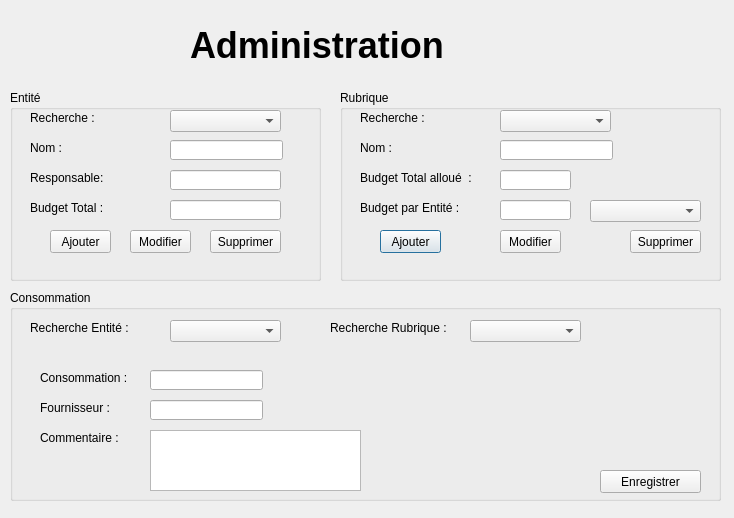
Above: admindialog.ui from akramfares/Gestion-Financiere before the change. Below: the same form after it.
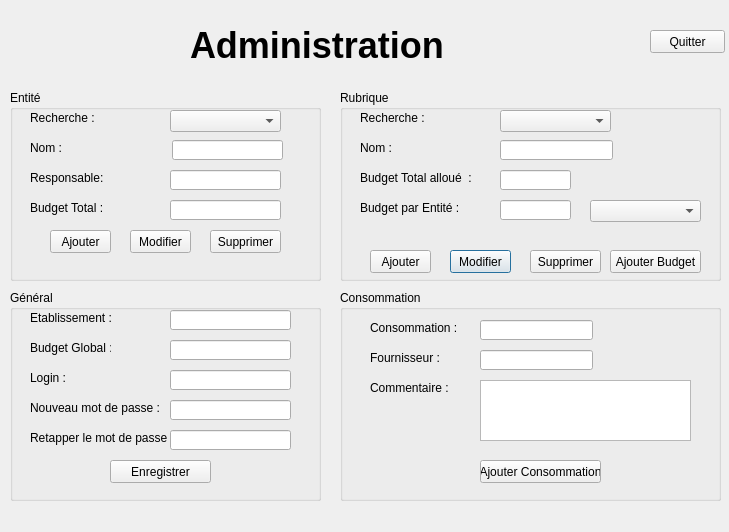
That is the form after the change.

What changed in the file:
```diff
--- a/admindialog.ui
+++ b/admindialog.ui
@@ -6,8 +6,8 @@
    <rect>
     <x>0</x>
     <y>0</y>
-    <width>734</width>
-    <height>518</height>
+    <width>729</width>
+    <height>532</height>
    </rect>
   </property>
   <property name="windowTitle">
@@ -45,32 +45,6 @@
    <property name="title">
     <string>Rubrique</string>
    </property>
-   <widget class="QPushButton" name="addButtonRubrique">
-    <property name="geometry">
-     <rect>
-      <x>40</x>
-      <y>140</y>
-      <width>61</width>
-      <height>23</height>
-     </rect>
-    </property>
-    <property name="text">
-     <string>Ajouter</string>
-    </property>
-   </widget>
-   <widget class="QPushButton" name="delButtonRubrique">
-    <property name="geometry">
-     <rect>
-      <x>290</x>
-      <y>140</y>
-      <width>71</width>
-      <height>23</height>
-     </rect>
-    </property>
-    <property name="text">
-     <string>Supprimer</string>
-    </property>
-   </widget>
    <widget class="QLabel" name="label_8">
     <property name="geometry">
      <rect>
@@ -185,8 +159,8 @@
    <widget class="QPushButton" name="editButtonRubrique">
     <property name="geometry">
      <rect>
-      <x>160</x>
-      <y>140</y>
+      <x>110</x>
+      <y>160</y>
       <width>61</width>
       <height>23</height>
      </rect>
@@ -195,6 +169,45 @@
      <string>Modifier</string>
     </property>
    </widget>
+   <widget class="QPushButton" name="delButtonRubrique_2">
+    <property name="geometry">
+     <rect>
+      <x>190</x>
+      <y>160</y>
+      <width>71</width>
+      <height>23</height>
+     </rect>
+    </property>
+    <property name="text">
+     <string>Supprimer</string>
+    </property>
+   </widget>
+   <widget class="QPushButton" name="addBudgetRubrique">
+    <property name="geometry">
+     <rect>
+      <x>270</x>
+      <y>160</y>
+      <width>91</width>
+      <height>23</height>
+     </rect>
+    </property>
+    <property name="text">
+     <string>Ajouter Budget</string>
+    </property>
+   </widget>
+   <widget class="QPushButton" name="addButtonRubrique">
+    <property name="geometry">
+     <rect>
+      <x>30</x>
+      <y>160</y>
+      <width>61</width>
+      <height>23</height>
+     </rect>
+    </property>
+    <property name="text">
+     <string>Ajouter</string>
+    </property>
+   </widget>
   </widget>
   <widget class="QGroupBox" name="groupBox_2">
    <property name="geometry">
@@ -237,9 +250,9 @@
    <widget class="QLineEdit" name="nomEntite">
     <property name="geometry">
      <rect>
-      <x>160</x>
+      <x>162</x>
       <y>50</y>
-      <width>113</width>
+      <width>111</width>
       <height>20</height>
      </rect>
     </property>
@@ -355,69 +368,23 @@
     </property>
    </widget>
   </widget>
-  <widget class="QGroupBox" name="groupBox_3">
+  <widget class="QGroupBox" name="groupConsommation">
    <property name="geometry">
     <rect>
-     <x>10</x>
+     <x>340</x>
      <y>290</y>
-     <width>711</width>
+     <width>381</width>
      <height>211</height>
     </rect>
    </property>
    <property name="title">
     <string>Consommation</string>
    </property>
-   <widget class="QComboBox" name="comboConsEntite">
-    <property name="geometry">
-     <rect>
-      <x>160</x>
-      <y>30</y>
-      <width>111</width>
-      <height>22</height>
-     </rect>
-    </property>
-   </widget>
-   <widget class="QLabel" name="label_14">
-    <property name="geometry">
-     <rect>
-      <x>20</x>
-      <y>30</y>
-      <width>121</width>
-      <height>16</height>
-     </rect>
-    </property>
-    <property name="text">
-     <string>Recherche Entité :</string>
-    </property>
-   </widget>
-   <widget class="QComboBox" name="comboConsRubrique">
-    <property name="geometry">
-     <rect>
-      <x>460</x>
-      <y>30</y>
-      <width>111</width>
-      <height>22</height>
-     </rect>
-    </property>
-   </widget>
-   <widget class="QLabel" name="label_15">
-    <property name="geometry">
-     <rect>
-      <x>320</x>
-      <y>30</y>
-      <width>121</width>
-      <height>16</height>
-     </rect>
-    </property>
-    <property name="text">
-     <string>Recherche Rubrique :</string>
-    </property>
-   </widget>
    <widget class="QLabel" name="label_2">
     <property name="geometry">
      <rect>
       <x>30</x>
-      <y>80</y>
+      <y>30</y>
       <width>91</width>
       <height>16</height>
      </rect>
@@ -430,7 +397,7 @@
     <property name="geometry">
      <rect>
       <x>140</x>
-      <y>80</y>
+      <y>30</y>
       <width>113</width>
       <height>20</height>
      </rect>
@@ -440,7 +407,7 @@
     <property name="geometry">
      <rect>
       <x>30</x>
-      <y>110</y>
+      <y>60</y>
       <width>71</width>
       <height>16</height>
      </rect>
@@ -453,7 +420,7 @@
     <property name="geometry">
      <rect>
       <x>140</x>
-      <y>110</y>
+      <y>60</y>
       <width>113</width>
       <height>20</height>
      </rect>
@@ -463,7 +430,7 @@
     <property name="geometry">
      <rect>
       <x>30</x>
-      <y>140</y>
+      <y>90</y>
       <width>81</width>
       <height>16</height>
      </rect>
@@ -472,21 +439,175 @@
      <string>Commentaire :</string>
     </property>
    </widget>
-   <widget class="QPlainTextEdit" name="commentaire">
+   <widget class="QPushButton" name="saveButtonCons">
     <property name="geometry">
      <rect>
       <x>140</x>
-      <y>140</y>
+      <y>170</y>
+      <width>121</width>
+      <height>23</height>
+     </rect>
+    </property>
+    <property name="text">
+     <string>Ajouter Consommation</string>
+    </property>
+   </widget>
+   <widget class="QLabel" name="idBudget">
+    <property name="geometry">
+     <rect>
+      <x>270</x>
+      <y>30</y>
+      <width>46</width>
+      <height>16</height>
+     </rect>
+    </property>
+    <property name="text">
+     <string/>
+    </property>
+   </widget>
+   <widget class="QTextEdit" name="commentaire">
+    <property name="geometry">
+     <rect>
+      <x>140</x>
+      <y>90</y>
       <width>211</width>
       <height>61</height>
      </rect>
     </property>
    </widget>
-   <widget class="QPushButton" name="saveButtonCons">
+  </widget>
+  <widget class="QGroupBox" name="groupBox_3">
+   <property name="geometry">
+    <rect>
+     <x>10</x>
+     <y>290</y>
+     <width>311</width>
+     <height>211</height>
+    </rect>
+   </property>
+   <property name="title">
+    <string>Général</string>
+   </property>
+   <widget class="QLabel" name="label_16">
     <property name="geometry">
      <rect>
-      <x>590</x>
-      <y>180</y>
+      <x>20</x>
+      <y>20</y>
+      <width>81</width>
+      <height>16</height>
+     </rect>
+    </property>
+    <property name="text">
+     <string>Etablissement :</string>
+    </property>
+   </widget>
+   <widget class="QLabel" name="label_17">
+    <property name="geometry">
+     <rect>
+      <x>20</x>
+      <y>50</y>
+      <width>81</width>
+      <height>16</height>
+     </rect>
+    </property>
+    <property name="text">
+     <string>Budget Global :</string>
+    </property>
+   </widget>
+   <widget class="QLabel" name="label_18">
+    <property name="geometry">
+     <rect>
+      <x>20</x>
+      <y>80</y>
+      <width>81</width>
+      <height>16</height>
+     </rect>
+    </property>
+    <property name="text">
+     <string>Login :</string>
+    </property>
+   </widget>
+   <widget class="QLabel" name="label_19">
+    <property name="geometry">
+     <rect>
+      <x>20</x>
+      <y>110</y>
+      <width>131</width>
+      <height>16</height>
+     </rect>
+    </property>
+    <property name="text">
+     <string>Nouveau mot de passe :</string>
+    </property>
+   </widget>
+   <widget class="QLabel" name="label_20">
+    <property name="geometry">
+     <rect>
+      <x>20</x>
+      <y>140</y>
+      <width>141</width>
+      <height>16</height>
+     </rect>
+    </property>
+    <property name="text">
+     <string>Retapper le mot de passe :</string>
+    </property>
+   </widget>
+   <widget class="QLineEdit" name="etablissement">
+    <property name="geometry">
+     <rect>
+      <x>160</x>
+      <y>20</y>
+      <width>121</width>
+      <height>20</height>
+     </rect>
+    </property>
+   </widget>
+   <widget class="QLineEdit" name="bdgGlobal">
+    <property name="geometry">
+     <rect>
+      <x>160</x>
+      <y>50</y>
+      <width>121</width>
+      <height>20</height>
+     </rect>
+    </property>
+   </widget>
+   <widget class="QLineEdit" name="login">
+    <property name="geometry">
+     <rect>
+      <x>160</x>
+      <y>80</y>
+      <width>121</width>
+      <height>20</height>
+     </rect>
+    </property>
+   </widget>
+   <widget class="QLineEdit" name="newPassword">
+    <property name="geometry">
+     <rect>
+      <x>160</x>
+      <y>110</y>
+      <width>121</width>
+      <height>20</height>
+     </rect>
+    </property>
+   </widget>
+   <widget class="QLineEdit" name="newPassword2">
+    <property name="geometry">
+     <rect>
+      <x>160</x>
+      <y>140</y>
+      <width>121</width>
+      <height>20</height>
+     </rect>
+    </property>
+   </widget>
+   <widget class="QPushButton" name="saveGeneral">
+    <property name="geometry">
+     <rect>
+      <x>100</x>
+      <y>170</y>
       <width>101</width>
       <height>23</height>
      </rect>
@@ -496,6 +617,19 @@
     </property>
    </widget>
   </widget>
+  <widget class="QPushButton" name="quitter">
+   <property name="geometry">
+    <rect>
+     <x>650</x>
+     <y>30</y>
+     <width>75</width>
+     <height>23</height>
+    </rect>
+   </property>
+   <property name="text">
+    <string>Quitter</string>
+   </property>
+  </widget>
  </widget>
  <resources/>
  <connections/>
```
Left out of the diff: 2 changed lines with no effect on the pictures.
